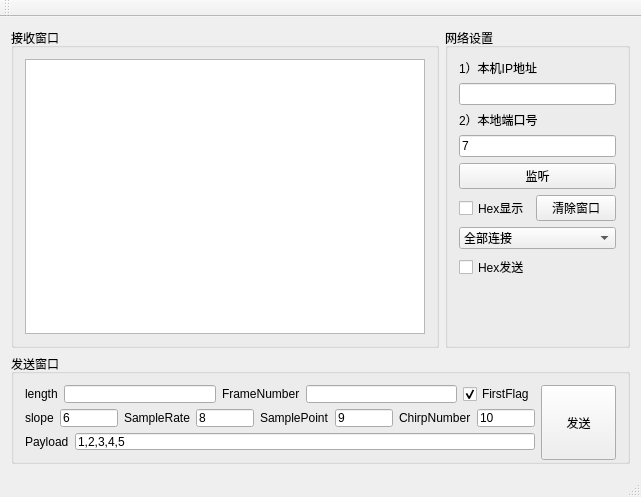
Old version of the form mmLink_RadarSimulation/mmLink_RadarSimulation.ui in the repository ZzzzzzS/mmLink.
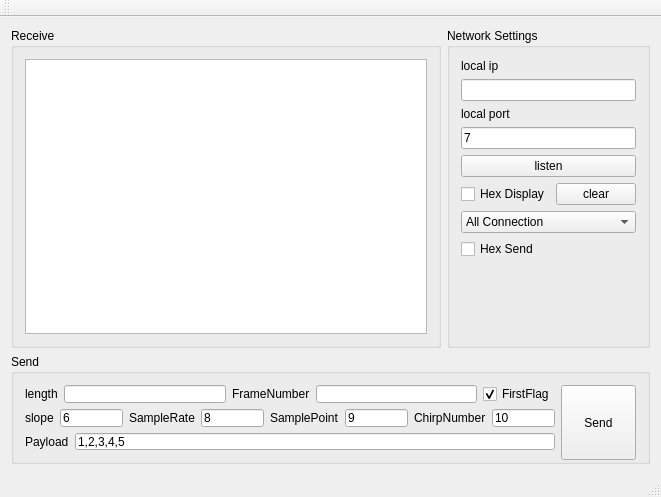
New version of the form.

What changed in the file:
```diff
--- a/mmLink_RadarSimulation/mmLink_RadarSimulation.ui
+++ b/mmLink_RadarSimulation/mmLink_RadarSimulation.ui
@@ -6,7 +6,7 @@
    <rect>
     <x>0</x>
     <y>0</y>
-    <width>631</width>
+    <width>661</width>
     <height>497</height>
    </rect>
   </property>
@@ -20,7 +20,7 @@
       <item>
        <widget class="QGroupBox" name="groupBox">
         <property name="title">
-         <string>接收窗口</string>
+         <string>Receive</string>
         </property>
         <layout class="QHBoxLayout" name="horizontalLayout_2">
          <item>
@@ -48,7 +48,7 @@
          </sizepolicy>
         </property>
         <property name="title">
-         <string>网络设置</string>
+         <string>Network Settings</string>
         </property>
         <layout class="QVBoxLayout" name="verticalLayout_2">
          <item>
@@ -56,7 +56,7 @@
            <item>
             <widget class="QLabel" name="label">
              <property name="text">
-              <string>1）本机IP地址</string>
+              <string>local ip</string>
              </property>
             </widget>
            </item>
@@ -70,7 +70,7 @@
            <item>
             <widget class="QLabel" name="label_2">
              <property name="text">
-              <string>2）本地端口号</string>
+              <string>local port</string>
              </property>
             </widget>
            </item>
@@ -84,7 +84,7 @@
            <item>
             <widget class="QPushButton" name="btnConnect">
              <property name="text">
-              <string>监听</string>
+              <string>listen</string>
              </property>
             </widget>
            </item>
@@ -93,14 +93,14 @@
              <item>
               <widget class="QCheckBox" name="ckbHexShow">
                <property name="text">
-                <string>Hex显示</string>
+                <string>Hex Display</string>
                </property>
               </widget>
              </item>
              <item>
               <widget class="QPushButton" name="btnClear">
                <property name="text">
-                <string>清除窗口</string>
+                <string>clear</string>
                </property>
               </widget>
              </item>
@@ -110,7 +110,7 @@
             <widget class="QComboBox" name="cbxConnection">
              <item>
               <property name="text">
-               <string>全部连接</string>
+               <string>All Connection</string>
               </property>
              </item>
             </widget>
@@ -118,7 +118,7 @@
            <item>
             <widget class="QCheckBox" name="ckbHexSend">
              <property name="text">
-              <string>Hex发送</string>
+              <string>Hex Send</string>
              </property>
             </widget>
            </item>
@@ -163,7 +163,7 @@
        </size>
       </property>
       <property name="title">
-       <string>发送窗口</string>
+       <string>Send</string>
       </property>
       <layout class="QGridLayout" name="gridLayout">
        <item row="0" column="0">
@@ -329,7 +329,7 @@
             </size>
            </property>
            <property name="text">
-            <string>发送</string>
+            <string>Send</string>
            </property>
           </widget>
          </item>
```
Left out of the diff: 4 changed lines with no effect on the pictures.
